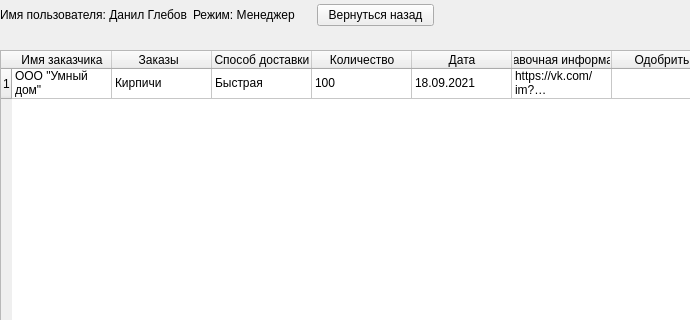
diduk228/Orders, file processorderswindow.ui: the form before one commit; both pictures show x 0 to 690 and y 0 to 320 of the 1056 by 673 pixel window.
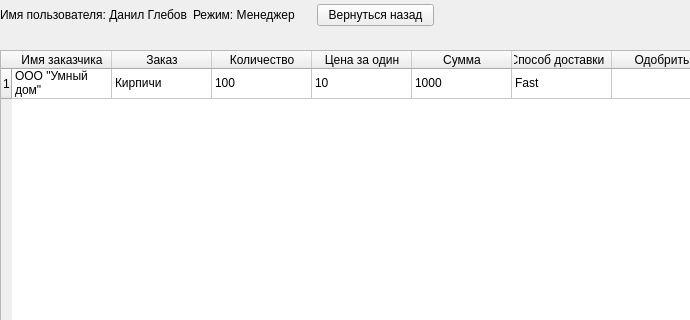
The form after the commit.

Commit message: Добавил иницилизацию таблицы в меню обработки заказов

Diff of the .ui file:
```diff
--- a/processorderswindow.ui
+++ b/processorderswindow.ui
@@ -107,12 +107,7 @@
     </column>
     <column>
      <property name="text">
-      <string>Заказы  </string>
-     </property>
-    </column>
-    <column>
-     <property name="text">
-      <string>   Способ доставки   </string>
+      <string>Заказ</string>
      </property>
     </column>
     <column>
@@ -122,12 +117,17 @@
     </column>
     <column>
      <property name="text">
-      <string>Дата</string>
+      <string>Цена за один</string>
      </property>
     </column>
     <column>
      <property name="text">
-      <string>Справочная информация</string>
+      <string>Сумма</string>
+     </property>
+    </column>
+    <column>
+     <property name="text">
+      <string>Способ доставки   </string>
      </property>
     </column>
     <column>
@@ -152,22 +152,22 @@
     </item>
     <item row="0" column="2">
      <property name="text">
-      <string>Быстрая</string>
-     </property>
-    </item>
-    <item row="0" column="3">
-     <property name="text">
       <string>100</string>
      </property>
     </item>
+    <item row="0" column="3">
+     <property name="text">
+      <string>10</string>
+     </property>
+    </item>
     <item row="0" column="4">
      <property name="text">
-      <string>18.09.2021</string>
+      <string>1000</string>
      </property>
     </item>
     <item row="0" column="5">
      <property name="text">
-      <string>https://vk.com/im?sel=329093199&amp;z=photo272266983_457242859%2Fmail858904</string>
+      <string>Fast</string>
      </property>
     </item>
    </widget>
```
The commit also changes 2 other files.
